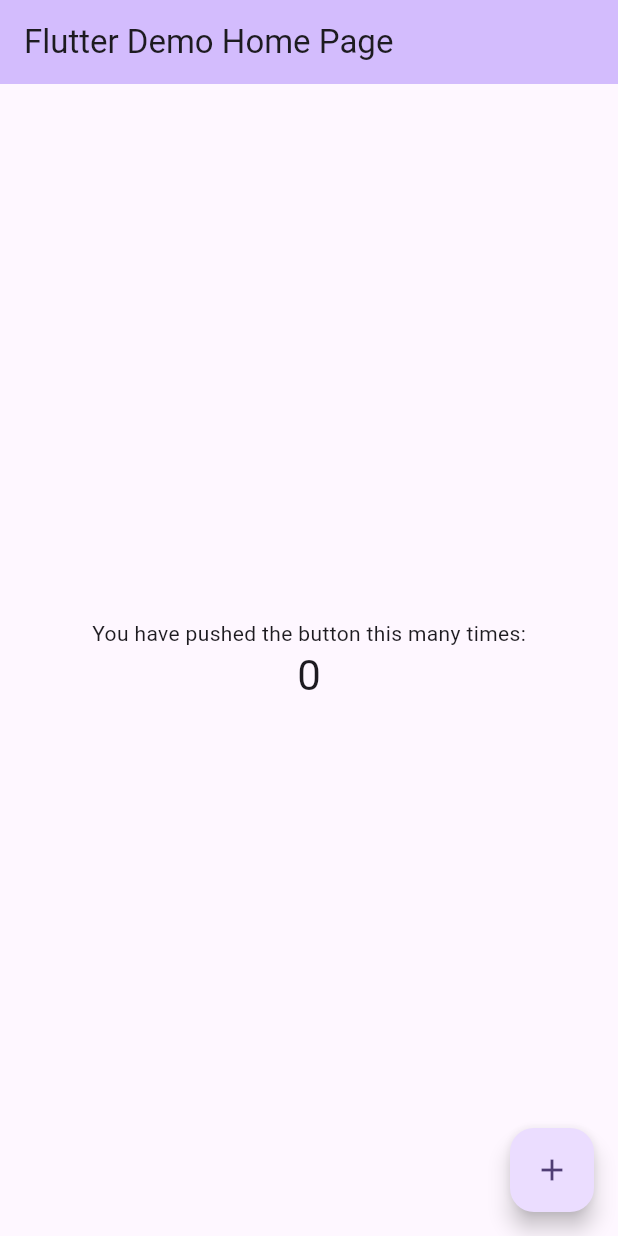
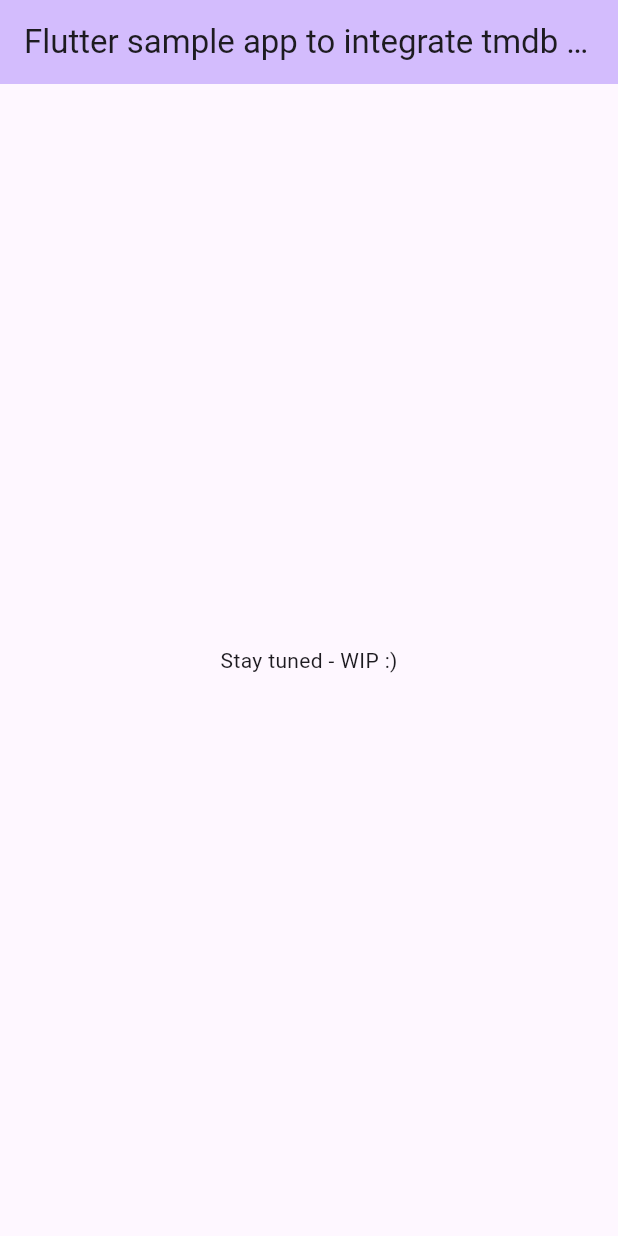
Before and after one commit to hitiksaini/tmdb-movies, a Flutter app: the screen it shows after launch, on a phone screen of 412 x 824 dp. Run offline on Flutter 3.47's test engine with Material 3 defaults, Android fonts, the phone set to English and light mode, and no system bars; our stand-ins replace connectivity_plus, dartz, dio, equatable, get_it.

Commit message:
add(core): di, network, constants

```diff
--- /dev/null
+++ b/lib/core/constants/api_constants.dart
@@ -0,0 +1,4 @@
+class ApiConstants {
+  static const String baseUrl = 'https://api.themoviedb.org/3';
+  static const String apiKey = 'fa9a1748f67f10485248b7ecffea1484';
+}
--- /dev/null
+++ b/lib/core/constants/app_constants.dart
@@ -0,0 +1,5 @@
+class AppConstants {
+  // App Info
+  static const String appName = 'TmDB Movies - Hitik';
+  static const String appVersion = '1.0.0';
+}
--- /dev/null
+++ b/lib/core/utils/typedef.dart
@@ -0,0 +1,6 @@
+import 'package:dartz/dartz.dart';
+import '../error/failures.dart';
+
+typedef ResultFuture<T> = Future<Either<Failure, T>>;
+typedef ResultStream<T> = Stream<Either<Failure, T>>;
+typedef DataMap = Map<String, dynamic>;
--- a/lib/main.dart
+++ b/lib/main.dart
@@ -1,51 +1,34 @@
 import 'package:flutter/material.dart';
 
-void main() {
+import 'core/di/dependency_injection.dart';
+
+void main() async {
+  WidgetsFlutterBinding.ensureInitialized();
+
+  // DI
+  await setupDependencyInjection();
   runApp(const MyApp());
 }
 
 class MyApp extends StatelessWidget {
   const MyApp({super.key});
 
-  // This widget is the root of your application.
   @override
   Widget build(BuildContext context) {
     return MaterialApp(
-      title: 'Flutter Demo',
+      title: 'TmDB Movies - Hitik',
       theme: ThemeData(
-        // This is the theme of your application.
-        //
-        // TRY THIS: Try running your application with "flutter run". You'll see
-        // the application has a purple toolbar. Then, without quitting the app,
-        // try changing the seedColor in the colorScheme below to Colors.green
-        // and then invoke "hot reload" (save your changes or press the "hot
-        // reload" button in a Flutter-supported IDE, or press "r" if you used
-        // the command line to start the app).
-        //
-        // Notice that the counter didn't reset back to zero; the application
-        // state is not lost during the reload. To reset the state, use hot
-        // restart instead.
-        //
-        // This works for code too, not just values: Most code changes can be
-        // tested with just a hot reload.
         colorScheme: ColorScheme.fromSeed(seedColor: Colors.deepPurple),
       ),
-      home: const MyHomePage(title: 'Flutter Demo Home Page'),
+      home: const MyHomePage(
+        title: 'Flutter sample app to integrate tmdb apis',
+      ),
     );
   }
 }
 
 class MyHomePage extends StatefulWidget {
   const MyHomePage({super.key, required this.title});
-
-  // This widget is the home page of your application. It is stateful, meaning
-  // that it has a State object (defined below) that contains fields that affect
-  // how it looks.
-
-  // This class is the configuration for the state. It holds the values (in this
-  // case the title) provided by the parent (in this case the App widget) and
-  // used by the build method of the State. Fields in a Widget subclass are
-  // always marked "final".
 
   final String title;
 
@@ -54,69 +37,19 @@ class MyHomePage extends StatefulWidget {
 }
 
 class _MyHomePageState extends State<MyHomePage> {
-  int _counter = 0;
-
-  void _incrementCounter() {
-    setState(() {
-      // This call to setState tells the Flutter framework that something has
-      // changed in this State, which causes it to rerun the build method below
-      // so that the display can reflect the updated values. If we changed
-      // _counter without calling setState(), then the build method would not be
-      // called again, and so nothing would appear to happen.
-      _counter++;
-    });
-  }
-
   @override
   Widget build(BuildContext context) {
-    // This method is rerun every time setState is called, for instance as done
-    // by the _incrementCounter method above.
-    //
-    // The Flutter framework has been optimized to make rerunning build methods
-    // fast, so that you can just rebuild anything that needs updating rather
-    // than having to individually change instances of widgets.
     return Scaffold(
       appBar: AppBar(
-        // TRY THIS: Try changing the color here to a specific color (to
-        // Colors.amber, perhaps?) and trigger a hot reload to see the AppBar
-        // change color while the other colors stay the same.
         backgroundColor: Theme.of(context).colorScheme.inversePrimary,
-        // Here we take the value from the MyHomePage object that was created by
-        // the App.build method, and use it to set our appbar title.
         title: Text(widget.title),
       ),
       body: Center(
-        // Center is a layout widget. It takes a single child and positions it
-        // in the middle of the parent.
         child: Column(
-          // Column is also a layout widget. It takes a list of children and
-          // arranges them vertically. By default, it sizes itself to fit its
-          // children horizontally, and tries to be as tall as its parent.
-          //
-          // Column has various properties to control how it sizes itself and
-          // how it positions its children. Here we use mainAxisAlignment to
-          // center the children vertically; the main axis here is the vertical
-          // axis because Columns are vertical (the cross axis would be
-          // horizontal).
-          //
-          // TRY THIS: Invoke "debug painting" (choose the "Toggle Debug Paint"
-          // action in the IDE, or press "p" in the console), to see the
-          // wireframe for each widget.
           mainAxisAlignment: MainAxisAlignment.center,
-          children: <Widget>[
-            const Text('You have pushed the button this many times:'),
-            Text(
-              '$_counter',
-              style: Theme.of(context).textTheme.headlineMedium,
-            ),
-          ],
+          children: <Widget>[const Text('Stay tuned - WIP :)')],
         ),
       ),
-      floatingActionButton: FloatingActionButton(
-        onPressed: _incrementCounter,
-        tooltip: 'Increment',
-        child: const Icon(Icons.add),
-      ), // This trailing comma makes auto-formatting nicer for build methods.
     );
   }
 }
```
Also changed, not shown: lib/core/di/dependency_injection.dart (added, +15 -0 lines), lib/core/error/exceptions.dart (added, +14 -0 lines), lib/core/error/failures.dart (added, +22 -0 lines), lib/core/network/network_info.dart (added, +17 -0 lines), pubspec.yaml (+17 -35 lines), pubspec.lock, 9 other files.
